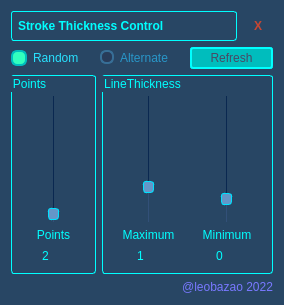
Qt form package/harmony20/BirdoPack/ui/BD_StrokeManager.ui (otmbneto/BirdoApp) before a commit.
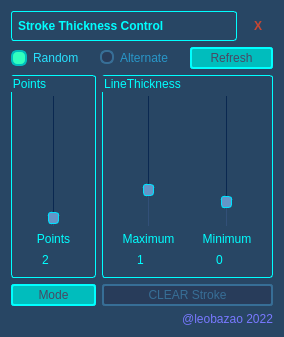
The same form after that commit.

Commit message: update stroke manager - add new features

```diff
--- a/package/harmony20/BirdoPack/ui/BD_StrokeManager.ui
+++ b/package/harmony20/BirdoPack/ui/BD_StrokeManager.ui
@@ -7,7 +7,7 @@
     <x>0</x>
     <y>0</y>
     <width>284</width>
-    <height>305</height>
+    <height>337</height>
    </rect>
   </property>
   <property name="mouseTracking">
@@ -398,6 +398,23 @@
      </item>
     </layout>
    </item>
+   <item row="5" column="0" colspan="2">
+    <layout class="QHBoxLayout" name="horizontalLayout">
+     <item>
+      <widget class="QLabel" name="label_6">
+       <property name="styleSheet">
+        <string notr="true">color: rgb(120, 120, 255);</string>
+       </property>
+       <property name="text">
+        <string>@leobazao 2022</string>
+       </property>
+       <property name="alignment">
+        <set>Qt::AlignRight|Qt::AlignTrailing|Qt::AlignVCenter</set>
+       </property>
+      </widget>
+     </item>
+    </layout>
+   </item>
    <item row="2" column="0">
     <widget class="QGroupBox" name="groupPoints">
      <property name="title">
@@ -569,22 +586,28 @@
      </layout>
     </widget>
    </item>
-   <item row="3" column="0" colspan="2">
-    <layout class="QHBoxLayout" name="horizontalLayout">
-     <item>
-      <widget class="QLabel" name="label_6">
-       <property name="styleSheet">
-        <string notr="true">color: rgb(120, 120, 255);</string>
-       </property>
-       <property name="text">
-        <string>@leobazao 2022</string>
-       </property>
-       <property name="alignment">
-        <set>Qt::AlignRight|Qt::AlignTrailing|Qt::AlignVCenter</set>
-       </property>
-      </widget>
-     </item>
-    </layout>
+   <item row="3" column="1">
+    <widget class="QPushButton" name="pushReset">
+     <property name="enabled">
+      <bool>false</bool>
+     </property>
+     <property name="cursor">
+      <cursorShape>PointingHandCursor</cursorShape>
+     </property>
+     <property name="text">
+      <string>CLEAR Stroke</string>
+     </property>
+    </widget>
+   </item>
+   <item row="3" column="0">
+    <widget class="QPushButton" name="pushMode">
+     <property name="text">
+      <string>Mode</string>
+     </property>
+     <property name="checkable">
+      <bool>true</bool>
+     </property>
+    </widget>
    </item>
   </layout>
  </widget>
```
Left out of the diff: 2 changed lines with no effect on the pictures. The commit also changes 1 other file.
